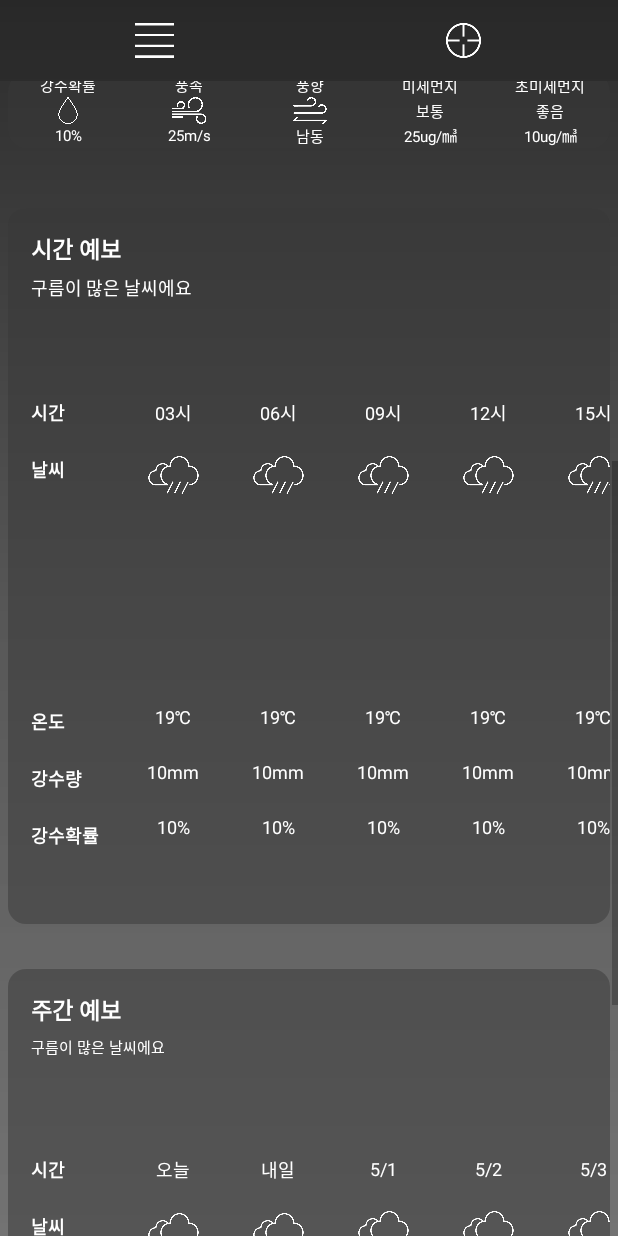
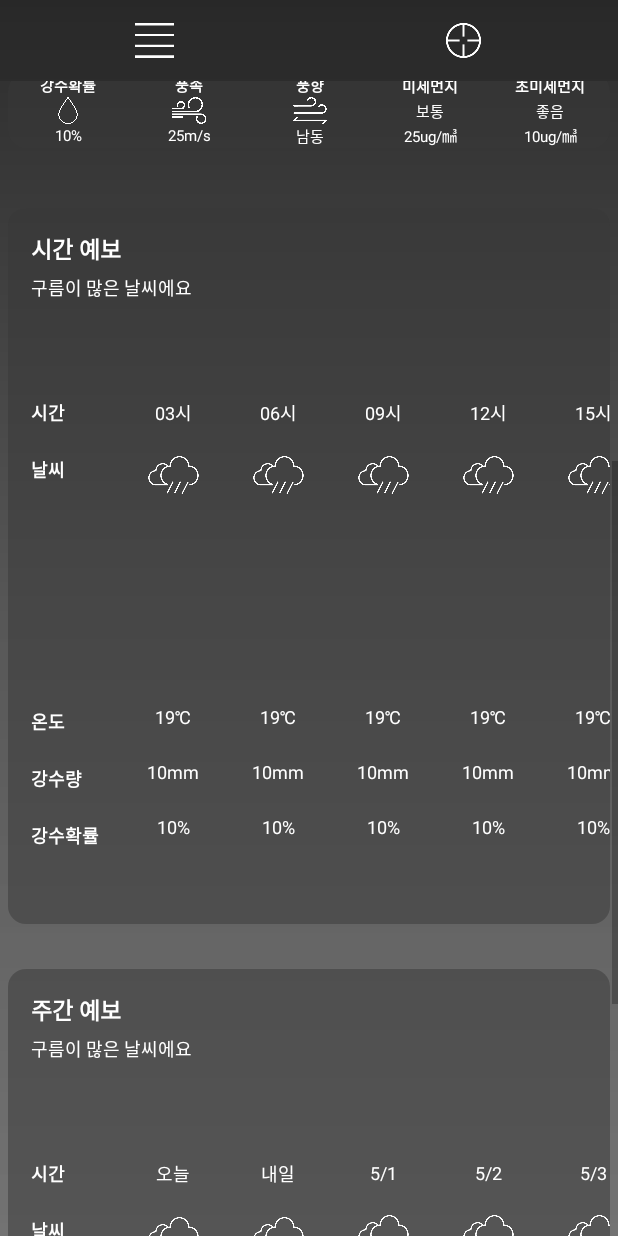
Before and after one commit to OhSenungWan/moblie_weather, an Android app: the screen it shows after launch (MainActivity), scrolled down 538 dp, on a phone screen of 412 x 824 dp. Run offline under Robolectric (Android 15) with nearby library versions, the phone set to English and light mode, and no system bars; our stand-ins replace Room's generated code.

Commit message:
no message

```diff
--- a/app/src/main/AndroidManifest.xml
+++ b/app/src/main/AndroidManifest.xml
@@ -21,6 +21,7 @@
                 <category android:name="android.intent.category.LAUNCHER" />
             </intent-filter>
         </activity>
+        <activity android:name=".ClothingActivity" android:label="ClothingPage"/>
         <activity android:name=".db.DBInit"/>
         <activity android:name=".db.ShowListView"/>
     </application>
--- a/app/src/main/java/com/example/myapplication/ClothingActivity.java
+++ b/app/src/main/java/com/example/myapplication/ClothingActivity.java
@@ -1,4 +1,6 @@
 package com.example.myapplication;
 
-public class ClothingActivity {
+import android.app.Activity;
+
+public class ClothingActivity extends Activity {
 }
--- a/app/src/main/res/layout/activity_main.xml
+++ b/app/src/main/res/layout/activity_main.xml
@@ -144,6 +144,7 @@
                     android:layout_weight="1"
                     android:gravity="center"
                     android:text="강수확률"
+                    android:textStyle="bold"
                     android:textColor="#FFFFFF"
                     android:textSize="10dp" />
 
@@ -175,6 +176,7 @@
                     android:layout_weight="1"
                     android:gravity="center"
                     android:text="풍속"
+                    android:textStyle="bold"
                     android:textColor="#FFFFFF"
                     android:textSize="10dp" />
 
@@ -206,6 +208,7 @@
                     android:layout_weight="1"
                     android:gravity="center"
                     android:text="풍향"
+                    android:textStyle="bold"
                     android:textColor="#FFFFFF"
                     android:textSize="10dp" />
 
@@ -237,6 +240,7 @@
                     android:layout_weight="1"
                     android:gravity="center"
                     android:text="미세먼지"
+                    android:textStyle="bold"
                     android:textColor="#FFFFFF"
                     android:textSize="10dp" />
 
@@ -272,6 +276,7 @@
                     android:layout_weight="1"
                     android:gravity="center"
                     android:text="초미세먼지"
+                    android:textStyle="bold"
                     android:textColor="#FFFFFF"
                     android:textSize="10dp" />
 
@@ -834,7 +839,7 @@
                     android:layout_height="wrap_content"
                     android:layout_marginTop="5dp"
                     android:layout_marginLeft="10dp"
-                    android:textSize="10dp"
+                    android:textSize="12dp"
                     android:text="구름이 많은 날씨에요"
                     android:textColor="#FFFFFF"/>
             </LinearLayout>
```
Also changed, not shown: app/src/main/res/layout/activity_clothing.xml (+27 -0 lines).
